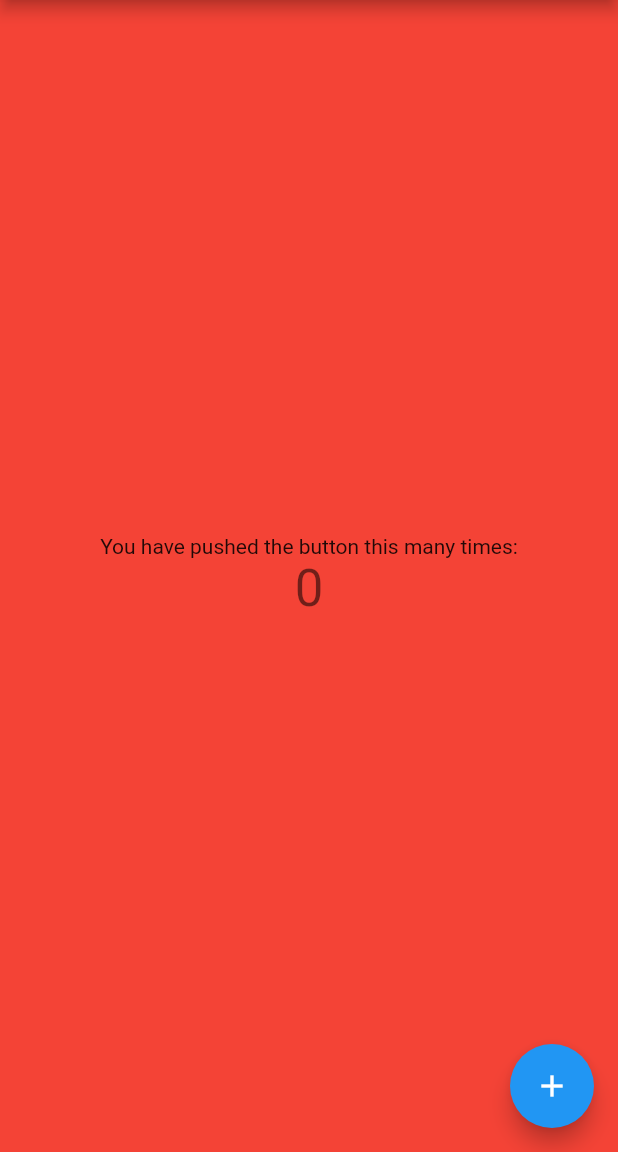
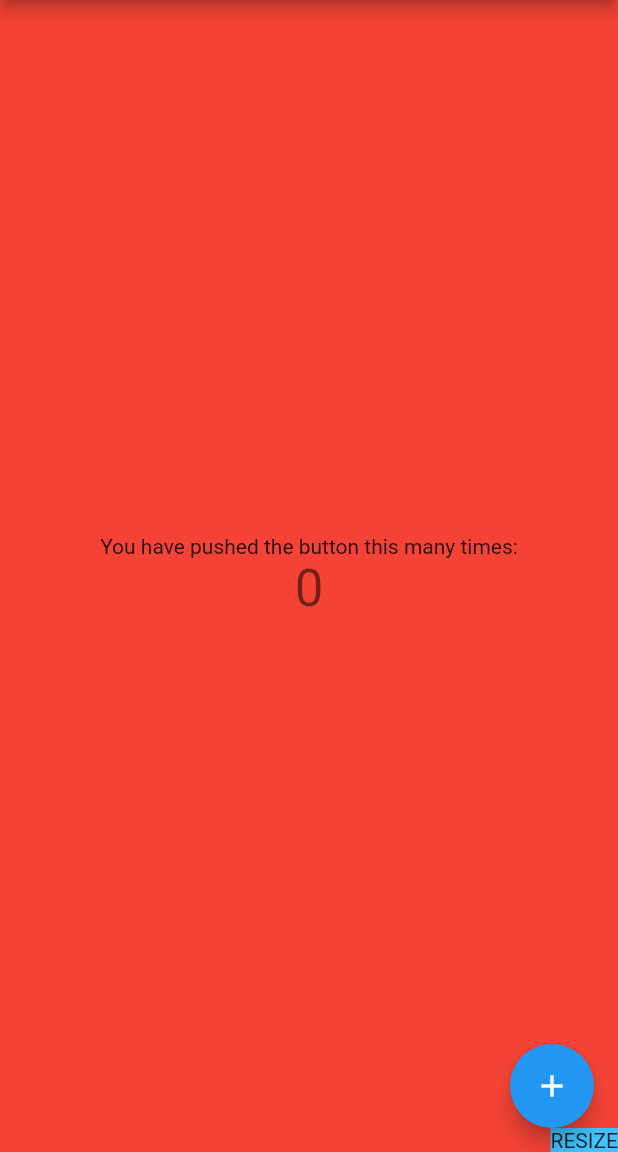
Before and after one commit to tomduncalf/juce-flutter-integration, a Flutter app: the screen it shows after launch, on a phone screen of 412 x 824 dp, the part 84-1236 px from its top. Run offline on Flutter 3.47's test engine with Material 2 defaults, Android fonts, the phone set to English and light mode, and no system bars.

Commit message:
Add a widget to resize the Flutter window with

```diff
--- a/flutter_project/lib/main.dart
+++ b/flutter_project/lib/main.dart
@@ -74,7 +74,8 @@ class _MyHomePageState extends State<MyHomePage> {
         // the App.build method, and use it to set our appbar title.
         title: Text(widget.title),
       ),
-      body: Center(
+      body: Stack(children: [
+        Center(
           // Center is a layout widget. It takes a single child and positions it
           // in the middle of the parent.
           child: Column(
@@ -104,6 +105,15 @@ class _MyHomePageState extends State<MyHomePage> {
             ],
           ),
         ),
+        Positioned(
+            bottom: 0,
+            right: 0,
+            child: Listener(
+                onPointerDown: (event) => print("ehhlo"),
+                onPointerMove: (event) => print("mov"),
+                child: Container(
+                    color: Colors.lightBlueAccent, child: Text("RESIZE"))))
+      ]),
       floatingActionButton: FloatingActionButton(
         onPressed: _incrementCounter,
         tooltip: 'Increment',
```
Also changed, not shown: 1 other file. Lines whose indentation alone changed are shown as unchanged.
